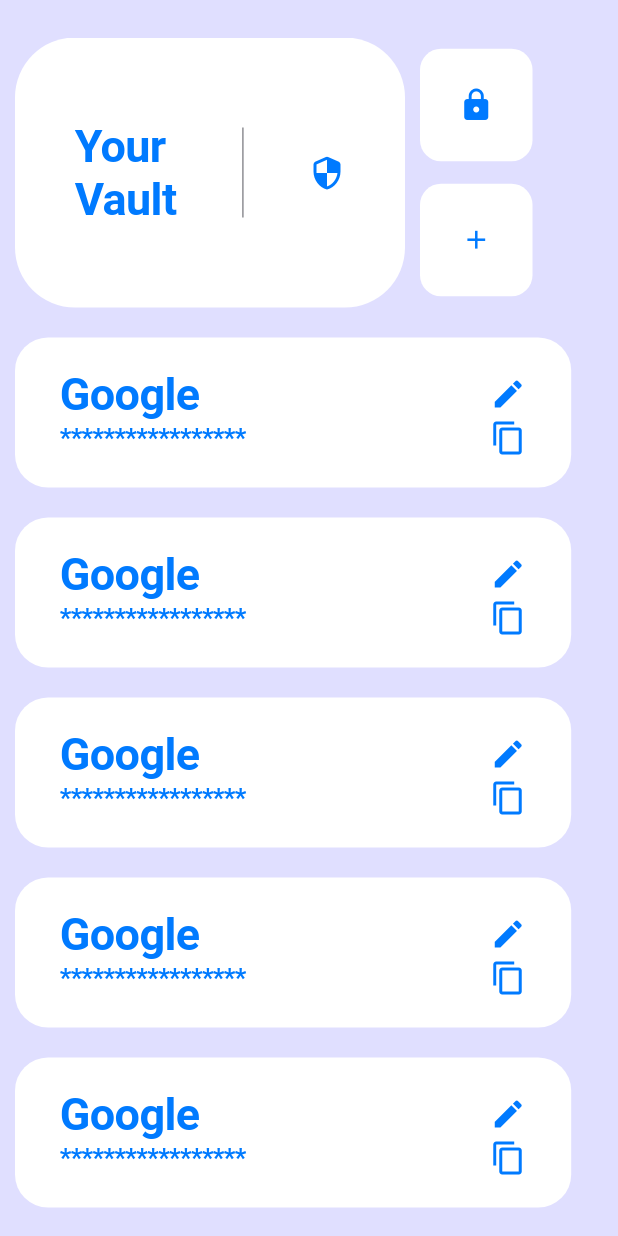
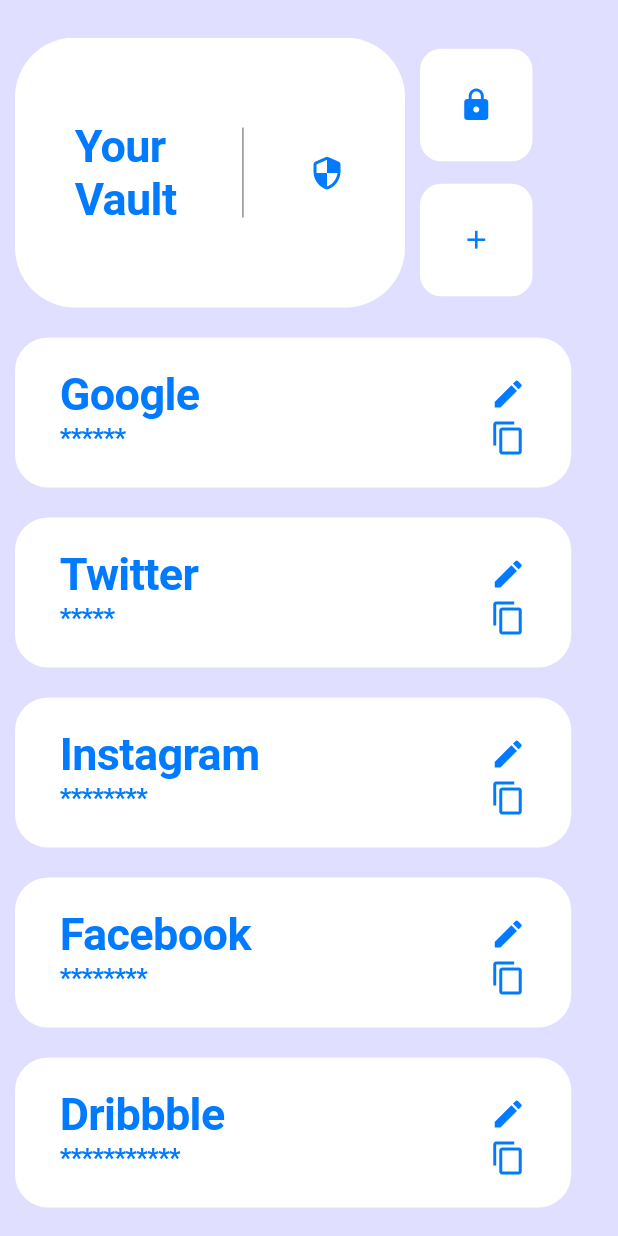
Before and after one commit to SumitKumar1307/password-manager, a Flutter app: the screen it shows after launch, on a phone screen of 412 x 824 dp. Run offline on Flutter 3.47's test engine with Material 2 defaults, Android fonts, the phone set to English and light mode, and no system bars.

```diff
--- a/lib/add.dart
+++ b/lib/add.dart
@@ -1,6 +1,5 @@
 import 'package:flutter/material.dart';
 import 'package:flutter/cupertino.dart';
-import 'main.dart';
 
 class AddPage extends StatelessWidget {
   @override
@@ -105,10 +104,7 @@ class _AddScreenState extends State<AddScreen> {
               height: 75,
               width: 75,
               child: CupertinoButton(
-                onPressed: () {
-                  Navigator.push(context,
-                      CupertinoPageRoute(builder: (context) => AddPage()));
-                },
+                onPressed: () {},
                 child: Icon(Icons.add),
               ),
             ),
--- /dev/null
+++ b/lib/data/data.dart
@@ -0,0 +1,21 @@
+class Password {
+  String service = "";
+  String password = "";
+  String passwordHidden = "";
+
+  Password(String service, String password) {
+    this.service = service;
+    this.password = password;
+    this.passwordHidden = '*' * password.length;
+  }
+}
+
+List<Password> passwords = [
+  Password("Google", "123456"),
+  Password("Twitter", "12346"),
+  Password("Instagram", "12356986"),
+  Password("Facebook", "12345678"),
+  Password("Dribbble", "dribble.com"),
+  Password("Epic Games", "epicgames.com"),
+  Password("Steam", "steam.org"),
+];
```
Also changed, not shown: lib/main.dart (+80 -14 lines).
